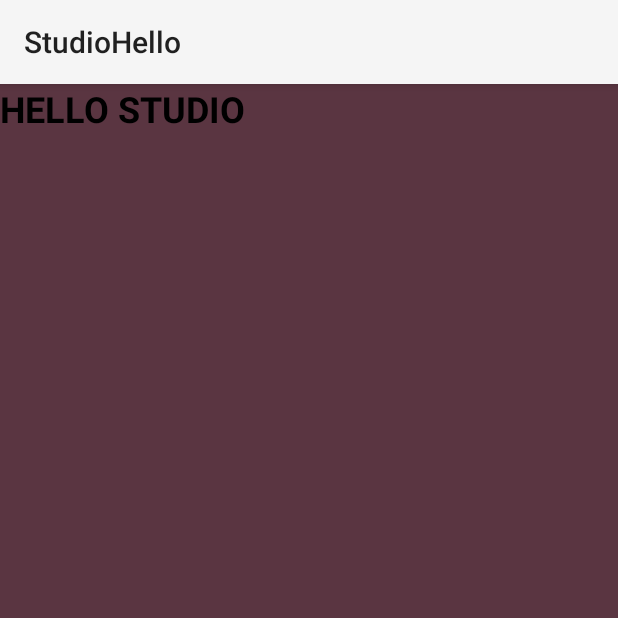
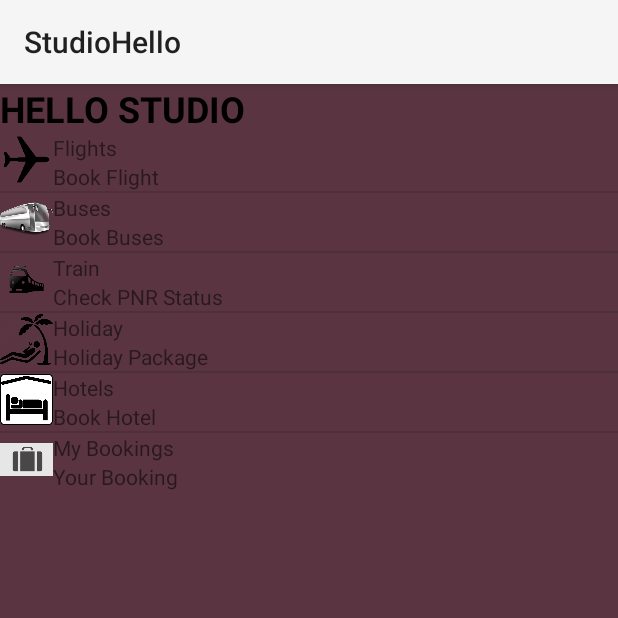
Before and after one commit to ishan1608/StudioHello, an Android app: the screen it shows after launch (MainActivity), on a phone screen of 412 x 824 dp, the top half of it. Run offline under Robolectric (Android 15) with nearby library versions, the phone set to English and light mode, and no system bars.

Commit message:
Adding a List View with Custom Adapter as an example.

```diff
--- /dev/null
+++ b/app/src/main/java/com/ishan1608/studiohello/ItemsAdapter.java
@@ -0,0 +1,68 @@
+package com.ishan1608.studiohello;
+
+import android.app.Activity;
+import android.content.res.TypedArray;
+import android.view.View;
+import android.view.ViewGroup;
+import android.widget.BaseAdapter;
+import android.widget.ImageView;
+import android.widget.TextView;
+
+public class ItemsAdapter extends BaseAdapter{
+    // Headings for list
+    String[] itemHeading;
+    // Description for list
+    String[] itemDescription;
+    // List of image files (Resource ID) for list
+    TypedArray item_images;
+    // Activity on which the list is displayed
+    Activity activity;
+    public ItemsAdapter(Activity activity) {
+        // Storing the activity reference
+        this.activity = activity;
+        // Storing the reference to the array or resource IDs of list images
+        item_images = activity.getResources().obtainTypedArray(R.array.item_images);
+        // Storing the reference to the string array of headings
+        itemHeading = activity.getResources().getStringArray(R.array.item_headings);
+        // Storing the reference to the string array of descriptions
+        itemDescription = activity.getResources().getStringArray(R.array.item_descriptions);
+
+    }
+
+    @Override
+    public int getCount() {
+        return itemHeading.length;
+    }
+
+    @Override
+    public Object getItem(int position) {
+        return position;
+    }
+
+    @Override
+    public long getItemId(int position) {
+        return position;
+    }
+
+    @Override
+    public View getView(int position, View convertView, ViewGroup parent) {
+        // Creating new list view only when required
+        if(convertView == null) {
+            // Inflating the layout for single list item
+            convertView = activity.getLayoutInflater().inflate(R.layout.item_single, null);
+            // Getting a handle for the heading TextView
+            TextView itemHeadingTextView = (TextView) convertView.findViewById(R.id.item_heading);
+            // Setting the text of heading
+            itemHeadingTextView.setText(itemHeading[position]);
+            // Getting a handle for the description TextView
+            TextView itemDescriptionTextView = (TextView) convertView.findViewById(R.id.item_description);
+            // Setting the text of description
+            itemDescriptionTextView.setText(itemDescription[position]);
+            // Getting a handle for the icon ImageView
+            ImageView itemImageView = (ImageView) convertView.findViewById(R.id.item_image);
+            // Setting the image from item_images (Resource ID array), defaulting to aeroplane icon
+            itemImageView.setImageResource(item_images.getResourceId(position, R.drawable.aeroplane));
+        }
+        return convertView;
+    }
+}
--- a/app/src/main/java/com/ishan1608/studiohello/MainActivity.java
+++ b/app/src/main/java/com/ishan1608/studiohello/MainActivity.java
@@ -6,11 +6,12 @@ import android.support.v4.widget.DrawerLayout;
 import android.view.View;
 import android.widget.FrameLayout;
 import android.widget.LinearLayout;
+import android.widget.ListView;
 
 
 public class MainActivity extends Activity {
     DrawerLayout mainDrawerLayout;
-    FrameLayout mainContainer;
+    LinearLayout mainContainer;
     FrameLayout leftDrawer;
     LinearLayout rightDrawer;
     @Override
@@ -19,7 +20,7 @@ public class MainActivity extends Activity {
         setContentView(R.layout.activity_main);
         // Handle for all four layouts
         mainDrawerLayout = (DrawerLayout) findViewById(R.id.main_drawer_layout);
-        mainContainer = (FrameLayout) findViewById(R.id.main_container);
+        mainContainer = (LinearLayout) findViewById(R.id.main_container);
         leftDrawer = (FrameLayout) findViewById(R.id.left_drawer);
         rightDrawer = (LinearLayout) findViewById(R.id.right_drawer);
 
@@ -54,5 +55,8 @@ public class MainActivity extends Activity {
             }
         });
 
+        // Populating the ListView
+        ListView itemsListView = (ListView) findViewById(R.id.items_list_view);
+        itemsListView.setAdapter(new ItemsAdapter(this));
     }
 }
--- a/app/src/main/res/layout/activity_main.xml
+++ b/app/src/main/res/layout/activity_main.xml
@@ -3,17 +3,22 @@
     android:id="@+id/main_drawer_layout"
     android:layout_width="match_parent"
     android:layout_height="match_parent">
-    <FrameLayout
+    <LinearLayout
         android:id="@+id/main_container"
         android:layout_width="match_parent"
         android:layout_height="match_parent"
+        android:orientation="vertical"
         android:background="#ff5a3541">
         <TextView
             android:layout_width="wrap_content"
             android:layout_height="wrap_content"
             android:text="@string/hello_studio"
             android:textAppearance="@style/Greeting"/>
-    </FrameLayout>
+        <ListView
+            android:id="@+id/items_list_view"
+            android:layout_width="match_parent"
+            android:layout_height="wrap_content"/>
+    </LinearLayout>
     <FrameLayout android:id="@+id/left_drawer"
         android:layout_width="240dp"
         android:layout_height="300dp"
--- /dev/null
+++ b/app/src/main/res/layout/item_single.xml
@@ -0,0 +1,31 @@
+<?xml version="1.0" encoding="utf-8"?>
+<RelativeLayout xmlns:android="http://schemas.android.com/apk/res/android"
+    android:layout_width="match_parent"
+    android:layout_height="match_parent">
+
+    <ImageView
+        android:id="@+id/item_image"
+        android:layout_width="35dp"
+        android:layout_height="35dp"
+        android:src="@drawable/aeroplane"/>
+
+    <LinearLayout
+        android:layout_width="wrap_content"
+        android:layout_height="wrap_content"
+        android:orientation="vertical"
+        android:layout_toRightOf="@id/item_image">
+        <TextView
+            android:id="@+id/item_heading"
+            android:layout_width="match_parent"
+            android:layout_height="0dp"
+            android:layout_weight="1"
+            android:text="Heading"/>
+        <TextView
+            android:id="@+id/item_description"
+            android:layout_width="match_parent"
+            android:layout_height="0dp"
+            android:layout_weight="1"
+            android:text="Description"/>
+        </LinearLayout>
+
+</RelativeLayout>
--- a/app/src/main/res/values/strings.xml
+++ b/app/src/main/res/values/strings.xml
@@ -6,4 +6,28 @@
     <string name="hello_studio">Hello Studio</string>
     <string name="first_drawer_greeting">First Drawer</string>
     <string name="second_drawer_greeting">Second Drawer</string>
+    <string-array name="item_headings">
+        <item>Flights</item>
+        <item>Buses</item>
+        <item>Train</item>
+        <item>Holiday</item>
+        <item>Hotels</item>
+        <item>My Bookings</item>
+    </string-array>
+    <string-array name="item_descriptions">
+        <item>Book Flight</item>
+        <item>Book Buses</item>
+        <item>Check PNR Status</item>
+        <item>Holiday Package</item>
+        <item>Book Hotel</item>
+        <item>Your Booking</item>
+    </string-array>
+    <array name="item_images">
+        <item>@drawable/aeroplane</item>
+        <item>@drawable/buses</item>
+        <item>@drawable/train</item>
+        <item>@drawable/holiday</item>
+        <item>@drawable/hotel</item>
+        <item>@drawable/booking</item>
+    </array>
 </resources>
```
Also changed, not shown: app/src/main/res/drawable/aeroplane.png (added), app/src/main/res/drawable/booking.png (added), app/src/main/res/drawable/buses.png (added), app/src/main/res/drawable/holiday.png (added), app/src/main/res/drawable/hotel.png (added), app/src/main/res/drawable/train.png (added).
